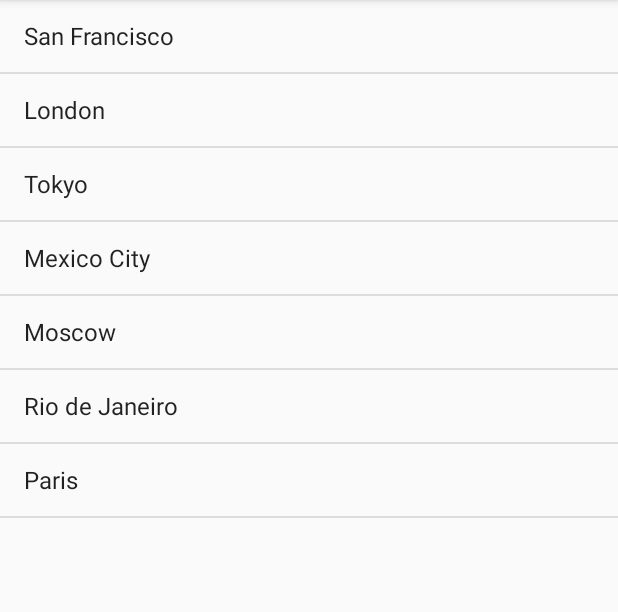
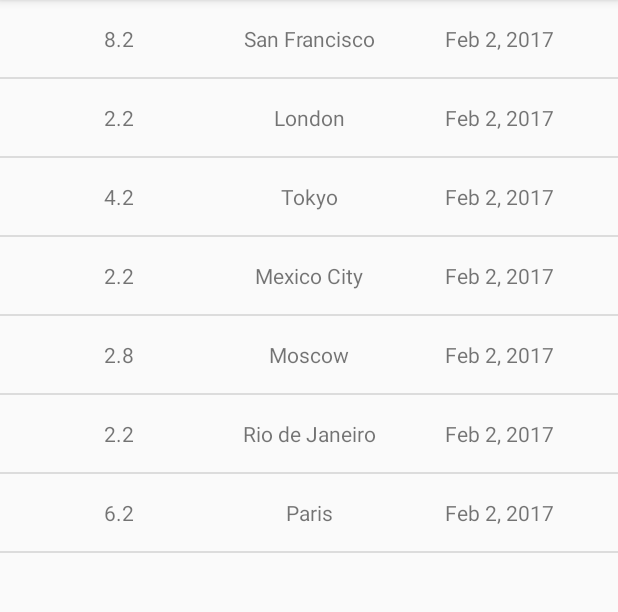
Before and after one commit to d27saurabh/udacity-Android-Basics, an Android app: the screen it shows after launch (EarthquakeActivity), on a phone screen of 412 x 824 dp, the part 84-696 px from its top. Run offline under Robolectric (Android 15) with nearby library versions, the phone set to English and light mode, and no system bars.

Commit message:
QuakeAdapter with dummy earthquake text Objects

```diff
--- a/QuakeReport/app/src/main/java/com/example/android/quakereport/EarthquakeActivity.java
+++ b/QuakeReport/app/src/main/java/com/example/android/quakereport/EarthquakeActivity.java
@@ -17,7 +17,6 @@ package com.example.android.quakereport;
 
 import android.os.Bundle;
 import android.support.v7.app.AppCompatActivity;
-import android.widget.ArrayAdapter;
 import android.widget.ListView;
 
 import java.util.ArrayList;
@@ -32,21 +31,20 @@ public class EarthquakeActivity extends AppCompatActivity {
         setContentView(R.layout.earthquake_activity);
 
         // Create a fake list of earthquake locations.
-        ArrayList<String> earthquakes = new ArrayList<>();
-        earthquakes.add("San Francisco");
-        earthquakes.add("London");
-        earthquakes.add("Tokyo");
-        earthquakes.add("Mexico City");
-        earthquakes.add("Moscow");
-        earthquakes.add("Rio de Janeiro");
-        earthquakes.add("Paris");
+        ArrayList<Quake> earthquakes = new ArrayList<>();
+        earthquakes.add(new Quake("8.2","San Francisco","Feb 2, 2017"));
+        earthquakes.add(new Quake("2.2","London","Feb 2, 2017"));
+        earthquakes.add(new Quake("4.2","Tokyo","Feb 2, 2017"));
+        earthquakes.add(new Quake("2.2","Mexico City","Feb 2, 2017"));
+        earthquakes.add(new Quake("2.8","Moscow","Feb 2, 2017"));
+        earthquakes.add(new Quake("2.2","Rio de Janeiro","Feb 2, 2017"));
+        earthquakes.add(new Quake("6.2","Paris","Feb 2, 2017"));
 
         // Find a reference to the {@link ListView} in the layout
         ListView earthquakeListView = (ListView) findViewById(R.id.list);
 
         // Create a new {@link ArrayAdapter} of earthquakes
-        ArrayAdapter<String> adapter = new ArrayAdapter<String>(
-                this, android.R.layout.simple_list_item_1, earthquakes);
+        QuakeAdapter adapter = new QuakeAdapter(this, earthquakes);
 
         // Set the adapter on the {@link ListView}
         // so the list can be populated in the user interface
--- /dev/null
+++ b/QuakeReport/app/src/main/java/com/example/android/quakereport/Quake.java
@@ -0,0 +1,27 @@
+package com.example.android.quakereport;
+
+/**
+ * Created by Admin on 12-Mar-17.
+ */
+
+public class Quake {
+    private String mMagnitude;
+    private String mPlace;
+    private String mDate;
+
+    public Quake(String Mag, String Place, String Date){
+        mMagnitude = Mag;
+        mPlace = Place;
+        mDate = Date;
+    }
+    public String GetMag (){
+        return mMagnitude;
+    }
+    public String GetPlace (){
+        return mPlace;
+    }
+    public String GetDate (){
+        return mDate;
+    }
+
+}
--- /dev/null
+++ b/QuakeReport/app/src/main/java/com/example/android/quakereport/QuakeAdapter.java
@@ -0,0 +1,46 @@
+package com.example.android.quakereport;
+
+import android.app.Activity;
+import android.support.annotation.NonNull;
+import android.support.annotation.Nullable;
+import android.view.LayoutInflater;
+import android.view.View;
+import android.view.ViewGroup;
+import android.widget.ArrayAdapter;
+import android.widget.TextView;
+
+import java.util.ArrayList;
+
+
+/**
+ * Created by Admin on 12-Mar-17.
+ */
+public class QuakeAdapter extends ArrayAdapter<Quake> {
+
+    public QuakeAdapter(Activity activity, ArrayList<Quake> quakes) {
+        super(activity, 0, quakes);
+    }
+
+    @NonNull
+    @Override
+    public View getView(int position, @Nullable View convertView, @NonNull ViewGroup parent) {
+        View quakeItem = convertView;
+        if (quakeItem == null) {
+            quakeItem = LayoutInflater.from(getContext()).inflate(
+                    R.layout.quake_item, parent, false);
+        }
+        Quake quake = getItem(position);
+
+        TextView mag = (TextView) quakeItem.findViewById(R.id.magnitude);
+        mag.setText(quake.GetMag());
+
+        TextView place = (TextView) quakeItem.findViewById(R.id.place);
+        place.setText(quake.GetPlace());
+
+        TextView date = (TextView) quakeItem.findViewById(R.id.date);
+        date.setText(quake.GetDate());
+
+
+        return quakeItem;
+    }
+}
--- a/QuakeReport/app/src/main/res/layout/earthquake_activity.xml
+++ b/QuakeReport/app/src/main/res/layout/earthquake_activity.xml
@@ -1,5 +1,4 @@
-<?xml version="1.0" encoding="utf-8"?>
-<!-- Copyright (C) 2016 The Android Open Source Project
+<?xml version="1.0" encoding="utf-8"?><!-- Copyright (C) 2016 The Android Open Source Project
 
      Licensed under the Apache License, Version 2.0 (the "License");
      you may not use this file except in compliance with the License.
@@ -12,10 +11,9 @@
      WITHOUT WARRANTIES OR CONDITIONS OF ANY KIND, either express or implied.
      See the License for the specific language governing permissions and
      limitations under the License.
--->
-<!-- Layout for a list of earthquakes -->
+--><!-- Layout for a list of earthquakes -->
 <ListView xmlns:android="http://schemas.android.com/apk/res/android"
     android:id="@+id/list"
-    android:orientation="vertical"
     android:layout_width="match_parent"
-    android:layout_height="match_parent"/>
+    android:layout_height="match_parent"
+    android:orientation="vertical" />
--- /dev/null
+++ b/QuakeReport/app/src/main/res/layout/quake_item.xml
@@ -0,0 +1,33 @@
+<?xml version="1.0" encoding="utf-8"?>
+<LinearLayout xmlns:android="http://schemas.android.com/apk/res/android"
+    xmlns:tools="http://schemas.android.com/tools"
+    android:layout_width="match_parent"
+    android:layout_height="match_parent"
+    android:orientation="horizontal"
+    android:padding="16dp">
+
+    <TextView
+        android:id="@+id/magnitude"
+        android:layout_width="0dp"
+        android:layout_height="wrap_content"
+        android:layout_weight="1"
+        android:gravity="center"
+        tools:text="8.9" />
+
+    <TextView
+        android:id="@+id/place"
+        android:layout_width="0dp"
+        android:layout_height="wrap_content"
+        android:layout_weight="1"
+        android:gravity="center"
+        tools:text="parlamenta" />
+
+    <TextView
+        android:id="@+id/date"
+        android:layout_width="0dp"
+        android:layout_height="wrap_content"
+        android:layout_weight="1"
+        android:gravity="center"
+        tools:text="utre 2017" />
+
+</LinearLayout>
```
